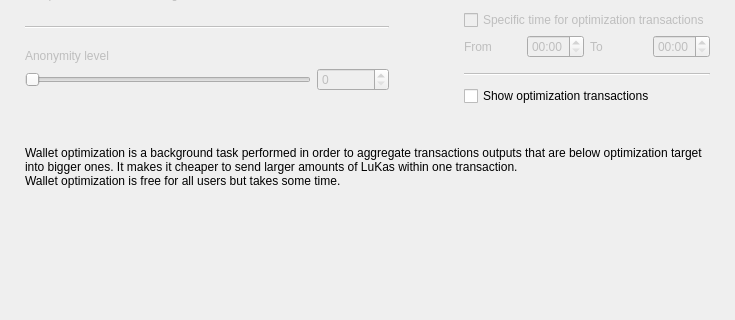
ricochetcoin/ricochet-wallet, file src/Gui/Options/OptimizationOptionsFrame.ui: the form before one commit; both pictures show x 0 to 735 and y 154 to 474 of the 735 by 474 pixel window.
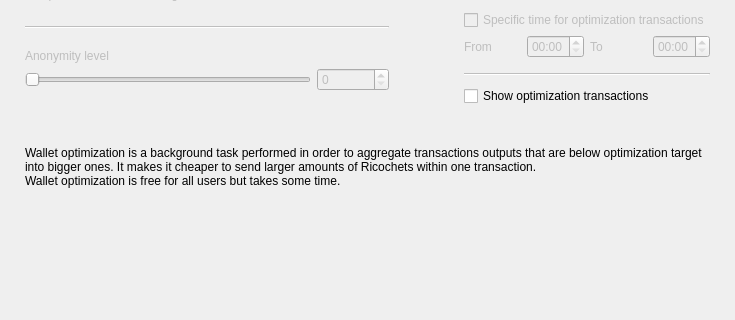
The form after the commit. Custom widgets are drawn as their Qt base class.

Patch:
```diff
--- a/src/Gui/Options/OptimizationOptionsFrame.ui
+++ b/src/Gui/Options/OptimizationOptionsFrame.ui
@@ -470,7 +470,7 @@
    <item>
     <widget class="WalletGui::WalletExtraNormalGrayTextLabel" name="m_helpLabel">
      <property name="text">
-      <string>Wallet optimization is a background task performed in order to aggregate transactions outputs that are below optimization target into bigger ones. It makes it cheaper to send larger amounts of LuKas within one transaction.
+      <string>Wallet optimization is a background task performed in order to aggregate transactions outputs that are below optimization target into bigger ones. It makes it cheaper to send larger amounts of Ricochets within one transaction.
 Wallet optimization is free for all users but takes some time.</string>
      </property>
      <property name="wordWrap">
```
